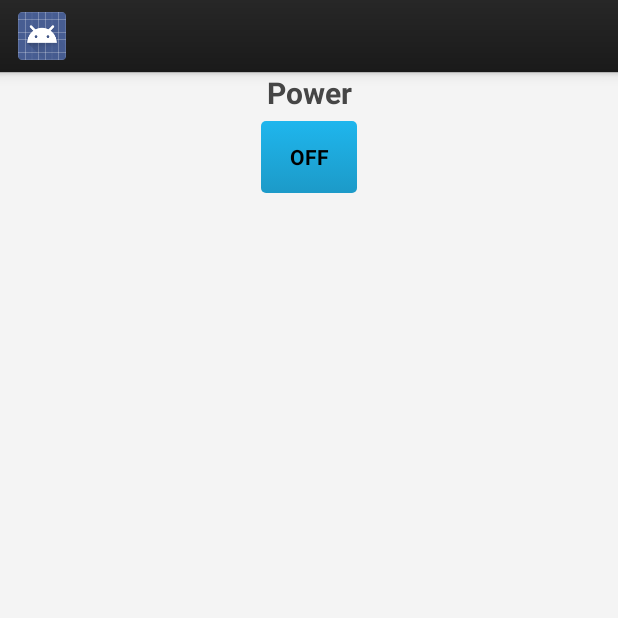
After one commit to tooreht/ch.bfh.mobicomp.leddr, an Android app: the fragment UnitFragment shown on its own in the app's theme, on a phone screen of 412 x 824 dp, the top half of it. The commit adds this screen. Run offline under Robolectric (Android 15) with nearby library versions, the phone set to English and light mode, and no system bars.

Commit message:
mock some led units

```diff
--- a/app/src/main/java/ch/bfh/mobicomp/leddr/ui/MainActivity.java
+++ b/app/src/main/java/ch/bfh/mobicomp/leddr/ui/MainActivity.java
@@ -57,6 +57,8 @@ public class MainActivity extends BootstrapFragmentActivity {
         } else {
             setContentView(R.layout.main_activity);
         }
+
+        setTitle(R.string.title_home);
 
         // View injection with Butterknife
         ButterKnife.inject(this);
--- /dev/null
+++ b/app/src/main/java/ch/bfh/mobicomp/leddr/ui/UnitFragment.java
@@ -0,0 +1,87 @@
+package ch.bfh.mobicomp.leddr.ui;
+
+import android.app.Activity;
+import android.net.Uri;
+import android.os.Bundle;
+import android.app.Fragment;
+import android.view.LayoutInflater;
+import android.view.View;
+import android.view.ViewGroup;
+
+import ch.bfh.mobicomp.leddr.R;
+
+/**
+ * A simple {@link Fragment} subclass.
+ * Activities that contain this fragment must implement the
+ * {@link UnitFragment.OnFragmentInteractionListener} interface
+ * to handle interaction events.
+ * Use the {@link UnitFragment#newInstance} factory method to
+ * create an instance of this fragment.
+ */
+public class UnitFragment extends Fragment {
+
+    // the fragment initialization parameter
+    private static final String UNIT = "unit";
+    private String unit;
+
+    private OnFragmentInteractionListener mListener;
+
+    /**
+     * Use this factory method to create a new instance of
+     * this fragment using the provided parameters.
+     *
+     * @param unit the led unit to be displayed.
+     * @return A new instance of fragment UnitFragment.
+     */
+    public static UnitFragment newInstance(String unit) {
+        UnitFragment fragment = new UnitFragment();
+        Bundle args = new Bundle();
+        args.putString(UNIT, unit);
+        fragment.setArguments(args);
+        return fragment;
+    }
+
+    public UnitFragment() {
+        // Required empty public constructor
+    }
+
+    @Override
+    public void onCreate(Bundle savedInstanceState) {
+        super.onCreate(savedInstanceState);
+        if (getArguments() != null) {
+            unit = getArguments().getString(UNIT);
+        }
+    }
+
+    @Override
+    public View onCreateView(LayoutInflater inflater, ViewGroup container,
+                             Bundle savedInstanceState) {
+        // Inflate the layout for this fragment
+        return inflater.inflate(R.layout.fragment_unit, container, false);
+    }
+
+    // TODO: Rename method, update argument and hook method into UI event
+    public void onButtonPressed(Uri uri) {
+        if (mListener != null) {
+            mListener.onFragmentInteraction(uri);
+        }
+    }
+
+
+
+    /**
+     * This interface must be implemented by activities that contain this
+     * fragment to allow an interaction in this fragment to be communicated
+     * to the activity and potentially other fragments contained in that
+     * activity.
+     * <p/>
+     * See the Android Training lesson <a href=
+     * "http://developer.android.com/training/basics/fragments/communicating.html"
+     * >Communicating with Other Fragments</a> for more information.
+     */
+    public interface OnFragmentInteractionListener {
+        // TODO: Update argument type and name
+        public void onFragmentInteraction(Uri uri);
+    }
+
+}
--- /dev/null
+++ b/app/src/main/res/layout/fragment_unit.xml
@@ -0,0 +1,41 @@
+<FrameLayout xmlns:android="http://schemas.android.com/apk/res/android"
+    xmlns:tools="http://schemas.android.com/tools" android:layout_width="match_parent"
+    android:layout_height="match_parent" tools:context="ch.bfh.mobicomp.leddr.ui.UnitFragment">
+
+    <!-- TODO: Update blank fragment layout -->
+
+    <TableLayout
+        android:layout_width="fill_parent"
+        android:layout_height="fill_parent">
+
+        <TableRow
+            android:layout_width="fill_parent"
+            android:layout_height="fill_parent"
+            android:textAlignment="center"
+            android:gravity="center_horizontal">
+
+            <TextView
+                android:layout_width="wrap_content"
+                android:layout_height="wrap_content"
+                android:text="@string/unit"
+                android:id="@+id/unitText"
+                android:textIsSelectable="false"
+                style="@style/UnitTextBold" />
+        </TableRow>
+
+        <TableRow
+            android:layout_width="fill_parent"
+            android:layout_height="fill_parent"
+            android:gravity="center_horizontal">
+
+            <ToggleButton
+                android:layout_width="wrap_content"
+                android:layout_height="wrap_content"
+                android:text="\@string\powerButton"
+                android:id="@+id/powerButton"
+                style="@style/BootstrapButton"
+                android:checked="false"
+                android:singleLine="false" />
+        </TableRow>
+    </TableLayout>
+</FrameLayout>
--- a/app/src/main/res/values/styles.xml
+++ b/app/src/main/res/values/styles.xml
@@ -94,4 +94,17 @@
         <item name="android:background">@drawable/nav_menu_button_background_selector</item>
     </style>
 
+    <style name="UnitTextBold">
+        <item name="android:gravity">center_horizontal</item>
+        <item name="android:textSize">20sp</item>
+        <item name="android:textStyle">bold</item>
+        <item name="android:textColor">#464646</item>
+    </style>
+
+    <style name="UnitText">
+        <item name="android:gravity">center_horizontal</item>
+        <item name="android:textSize">30sp</item>
+        <item name="android:textColor">#464646</item>
+    </style>
+
 </resources>
```
Also changed, not shown: app/src/main/java/ch/bfh/mobicomp/leddr/ui/BootstrapPagerAdapter.java (+9 -6 lines), app/src/main/res/values/strings.xml (+7 -0 lines).
